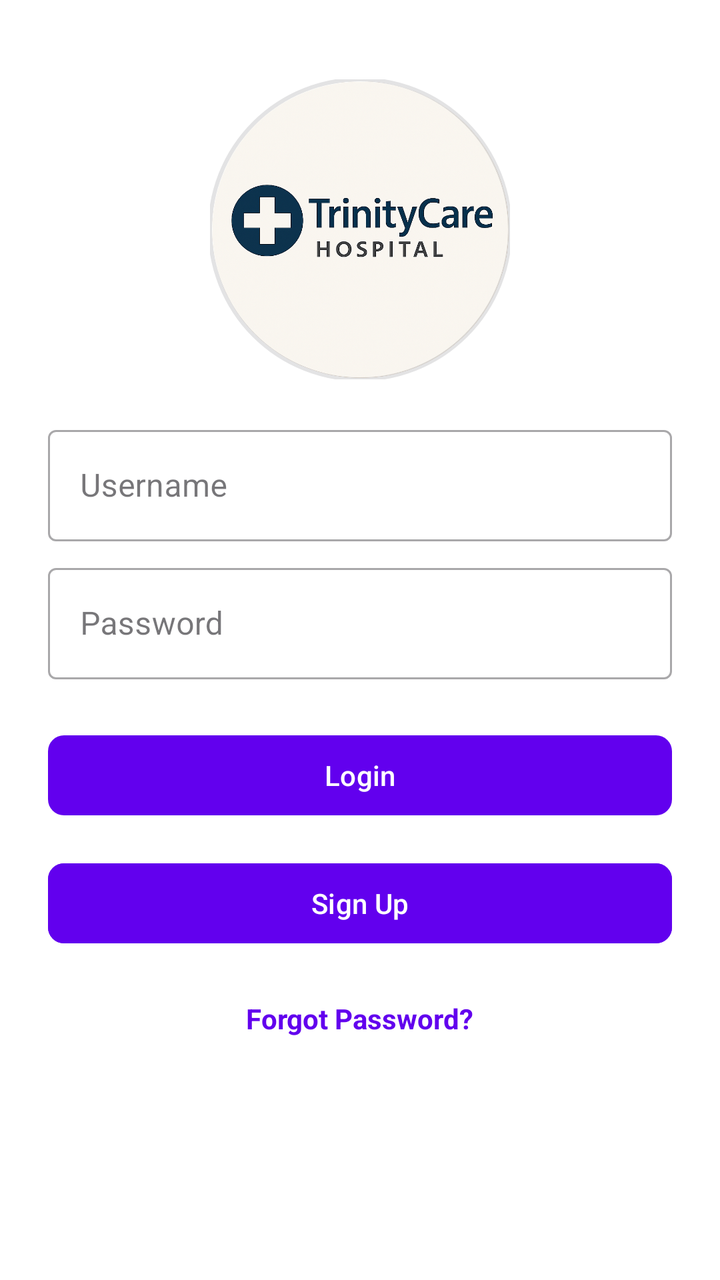
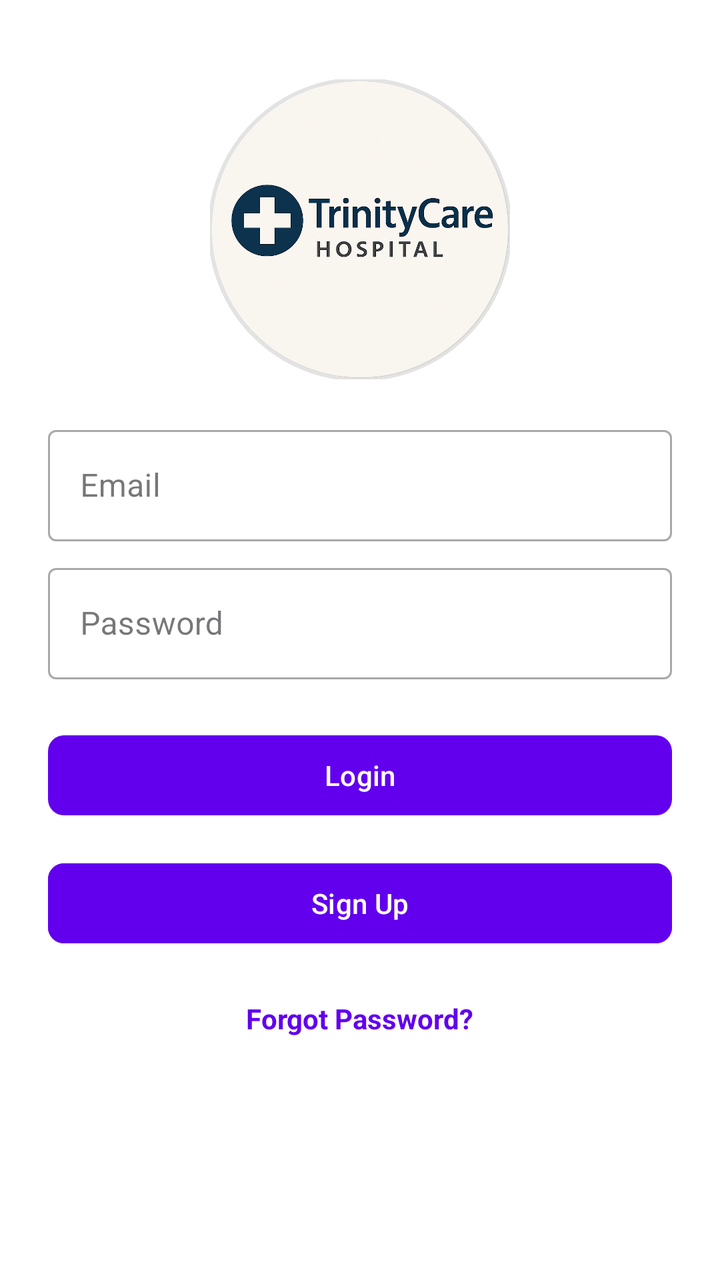

Two renders of the same Android screen: before a commit and after it. Below are the layout's source before the change and the commit's diff.
<!-- AndroidManifest.xml: application theme Theme.HospitalAppJava -->
<!-- res/layout/activity_main.xml -->
<?xml version="1.0" encoding="utf-8"?>
<LinearLayout xmlns:android="http://schemas.android.com/apk/res/android"
    xmlns:app="http://schemas.android.com/apk/res-auto"
    android:layout_width="match_parent"
    android:layout_height="match_parent"
    android:orientation="vertical"
    android:gravity="center"
    android:padding="24dp"
    android:background="@android:color/white">

    
    <com.google.android.material.imageview.ShapeableImageView
        android:layout_width="150dp"
        android:layout_height="150dp"
        android:src="@drawable/ic_logo_round"
        android:scaleType="centerCrop"
        android:layout_marginBottom="20dp"
        app:shapeAppearanceOverlay="@style/CircleImageViewStyle"
        app:strokeWidth="2dp" />

    
    <com.google.android.material.textfield.TextInputLayout
        android:layout_width="match_parent"
        android:layout_height="wrap_content"
        android:layout_marginBottom="8dp"
        style="@style/Widget.MaterialComponents.TextInputLayout.OutlinedBox">

        <com.google.android.material.textfield.TextInputEditText
            android:id="@+id/username"
            android:layout_width="match_parent"
            android:layout_height="wrap_content"
            android:hint="Username"/>
    </com.google.android.material.textfield.TextInputLayout>

    <com.google.android.material.textfield.TextInputLayout
        android:layout_width="match_parent"
        android:layout_height="wrap_content"
        android:layout_marginBottom="16dp"
        style="@style/Widget.MaterialComponents.TextInputLayout.OutlinedBox">

        <com.google.android.material.textfield.TextInputEditText
            android:id="@+id/password"
            android:layout_width="match_parent"
            android:layout_height="wrap_content"
            android:hint="Password"
            android:inputType="textPassword"/>
    </com.google.android.material.textfield.TextInputLayout>

    
    <com.google.android.material.button.MaterialButton
        android:id="@+id/loginButton"
        android:layout_width="match_parent"
        android:layout_height="wrap_content"
        android:text="Login"
        android:layout_marginTop="8dp"
        android:textColor="@android:color/white"
        app:backgroundTint="@color/primary_color"
        app:cornerRadius="8dp"
        app:elevation="4dp"/>

    
    <com.google.android.material.button.MaterialButton
        android:id="@+id/signUP"
        android:layout_width="match_parent"
        android:layout_height="wrap_content"
        android:text="Sign Up"
        android:layout_marginTop="16dp"
        android:textColor="@android:color/white"
        app:backgroundTint="@color/primary_color"
        app:cornerRadius="8dp"
        app:strokeColor="@color/primary_color"
        app:strokeWidth="1dp"
        app:elevation="4dp"/>

    
    <TextView
        android:id="@+id/forgotPasswordText"
        android:layout_width="wrap_content"
        android:layout_height="wrap_content"
        android:text="Forgot Password?"
        android:textColor="@color/primary_color"
        android:layout_marginTop="16dp"
        android:textStyle="bold"
        android:padding="8dp" />

    
    <TextView
        android:id="@+id/errorText"
        android:layout_width="match_parent"
        android:layout_height="wrap_content"
        android:textColor="#A20606"
        android:textSize="16sp"
        android:textAlignment="center"
        android:layout_marginTop="20dp" />

    <TextView
        android:id="@+id/signup_success"
        android:layout_width="match_parent"
        android:layout_height="wrap_content"
        android:textColor="#095603"
        android:textSize="16sp"
        android:textAlignment="center"
        android:layout_marginTop="10dp"/>
</LinearLayout>
<!-- resources referenced by this layout -->
<resources>
  <color name="primary_color">#6200EE</color>
  <!-- drawable ic_logo_round: png bitmap (drawable, 710171 bytes) -->
  <style name="CircleImageViewStyle" parent="">
          <item name="cornerFamily">rounded</item>
          <item name="cornerSize">50%</item> 
      </style>
  <style name="Theme.HospitalAppJava" parent="Base.Theme.HospitalAppJava" />
  <style name="Base.Theme.HospitalAppJava" parent="Theme.Material3.DayNight.NoActionBar">
          
          
      </style>
</resources>

<!-- the commit's change to res/layout/activity_main.xml (unified diff, before → after) -->
@@ -29,7 +29,7 @@
             android:id="@+id/username"
             android:layout_width="match_parent"
             android:layout_height="wrap_content"
-            android:hint="Username"/>
+            android:hint="Email"/>
     </com.google.android.material.textfield.TextInputLayout>
 
     <com.google.android.material.textfield.TextInputLayout
